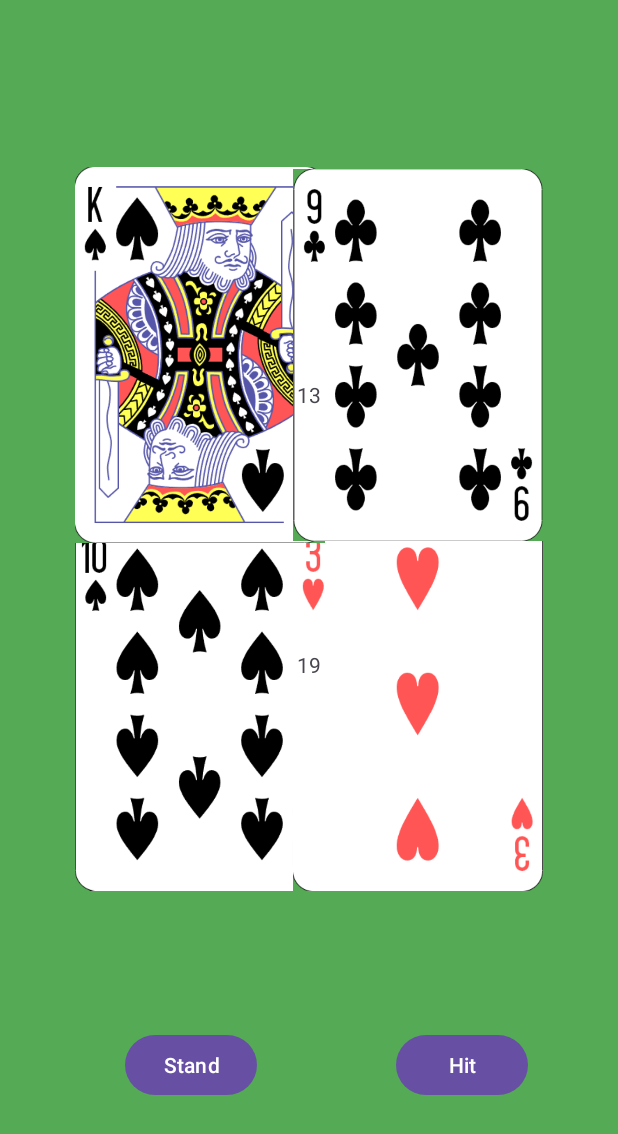
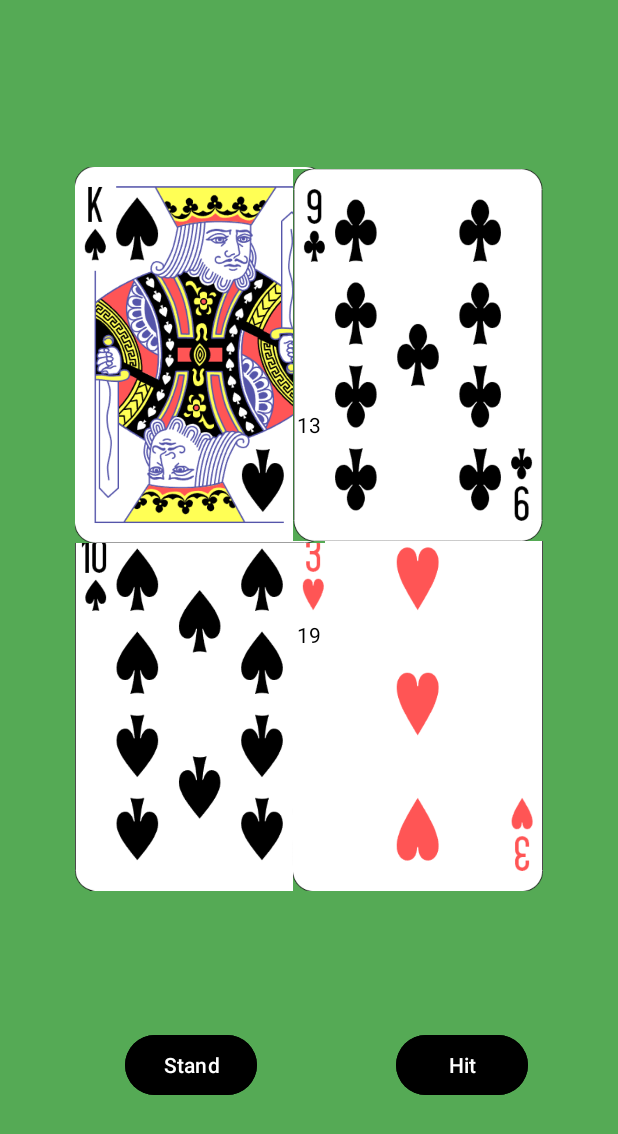
Before and after one commit to JesperSand/cards, an Android app: the screen it shows after launch (MainActivity), on a phone screen of 412 x 824 dp. Shown: the top 1134 px of the screen. Run offline under Robolectric (Android 15) with nearby library versions, the phone set to English and light mode, and no system bars.

Commit message:
simple styling of button and text color

```diff
--- a/app/src/main/res/layout/activity_main.xml
+++ b/app/src/main/res/layout/activity_main.xml
@@ -14,6 +14,7 @@
         android:layout_marginStart="60dp"
         android:layout_marginEnd="70dp"
         android:layout_marginBottom="90dp"
+        android:backgroundTint="@color/black"
         android:text="Stand"
         app:layout_constraintBottom_toBottomOf="parent"
         app:layout_constraintEnd_toStartOf="@+id/HitButton"
@@ -25,6 +26,7 @@
         android:layout_height="wrap_content"
         android:layout_marginEnd="60dp"
         android:layout_marginBottom="90dp"
+        android:backgroundTint="@color/black"
         android:text="Hit"
         app:layout_constraintBottom_toBottomOf="parent"
         app:layout_constraintEnd_toEndOf="parent" />
@@ -73,8 +75,9 @@
         android:id="@+id/PlayerScore"
         android:layout_width="wrap_content"
         android:layout_height="wrap_content"
-        android:layout_marginBottom="30dp"
+        android:layout_marginBottom="10dp"
         android:text="PlayerScore"
+        android:textColor="@color/black"
         app:layout_constraintBottom_toTopOf="@+id/PlayerCard2"
         app:layout_constraintEnd_toEndOf="parent"
         app:layout_constraintStart_toStartOf="parent" />
@@ -83,8 +86,9 @@
         android:id="@+id/DealerScore"
         android:layout_width="wrap_content"
         android:layout_height="wrap_content"
-        android:layout_marginTop="30dp"
+        android:layout_marginTop="10dp"
         android:text="DealerScore"
+        android:textColor="@color/black"
         app:layout_constraintEnd_toEndOf="parent"
         app:layout_constraintStart_toStartOf="parent"
         app:layout_constraintTop_toBottomOf="@+id/DealerCard1" />
```
